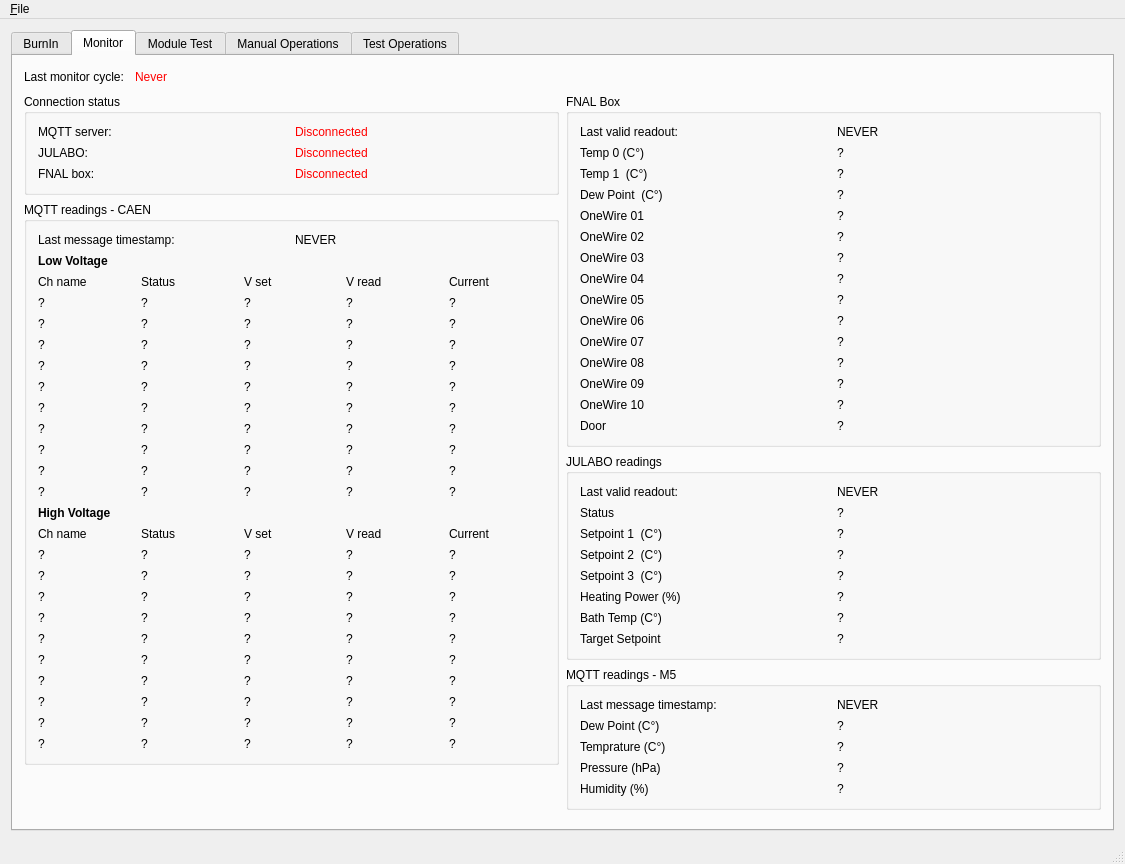
The window that GUI.ui (pisaoutertracker/BurnIn_Controller) describes before a commit, drawn with Qt 5.
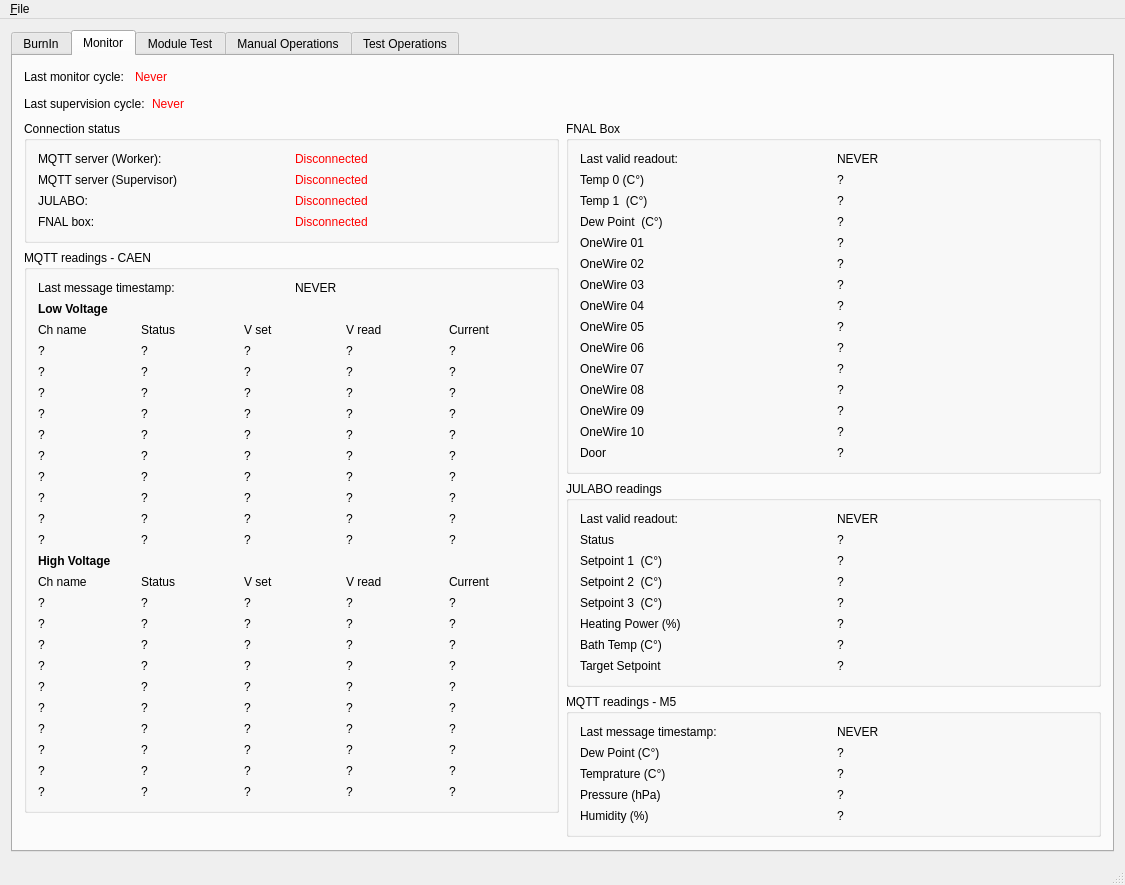
The same window after the commit. The open tabs and pages were chosen to show the change. Icons and pictures are not drawn. Custom widgets are drawn as their Qt base class.

Commit message: Major fix to supervisor module

Patch:
```diff
--- a/GUI.ui
+++ b/GUI.ui
@@ -738,6 +738,40 @@
           </item>
          </layout>
         </item>
+        <item>
+         <layout class="QHBoxLayout" name="horizontalLayout_16">
+          <item>
+           <widget class="QLabel" name="label_87">
+            <property name="text">
+             <string>Last supervision cycle:</string>
+            </property>
+           </widget>
+          </item>
+          <item>
+           <widget class="QLabel" name="LastSupervision_tag">
+            <property name="styleSheet">
+             <string notr="true">color: rgb(255, 0, 0);</string>
+            </property>
+            <property name="text">
+             <string>Never</string>
+            </property>
+           </widget>
+          </item>
+          <item>
+           <spacer name="horizontalSpacer_18">
+            <property name="orientation">
+             <enum>Qt::Horizontal</enum>
+            </property>
+            <property name="sizeHint" stdset="0">
+             <size>
+              <width>40</width>
+              <height>20</height>
+             </size>
+            </property>
+           </spacer>
+          </item>
+         </layout>
+        </item>
         <item>
          <layout class="QHBoxLayout" name="horizontalLayout_7">
           <item>
@@ -753,13 +787,20 @@
                <string>Connection status</string>
               </property>
               <layout class="QGridLayout" name="gridLayout">
-               <item row="1" column="0">
+               <item row="2" column="0">
                 <widget class="QLabel" name="label_9">
                  <property name="text">
                   <string>JULABO:</string>
                  </property>
                 </widget>
                </item>
+               <item row="0" column="0">
+                <widget class="QLabel" name="label_8">
+                 <property name="text">
+                  <string>MQTT server (Worker):</string>
+                 </property>
+                </widget>
+               </item>
                <item row="0" column="1">
                 <widget class="QLabel" name="MQTTConn_tag">
                  <property name="styleSheet">
@@ -770,21 +811,14 @@
                  </property>
                 </widget>
                </item>
-               <item row="2" column="0">
+               <item row="3" column="0">
                 <widget class="QLabel" name="label_10">
                  <property name="text">
                   <string>FNAL box:</string>
                  </property>
                 </widget>
                </item>
-               <item row="0" column="0">
-                <widget class="QLabel" name="label_8">
-                 <property name="text">
-                  <string>MQTT server:</string>
-                 </property>
-                </widget>
-               </item>
-               <item row="2" column="1">
+               <item row="3" column="1">
                 <widget class="QLabel" name="FNALConn_tag">
                  <property name="styleSheet">
                   <string notr="true">color: rgb(255, 0, 0);</string>
@@ -794,7 +828,7 @@
                  </property>
                 </widget>
                </item>
-               <item row="1" column="1">
+               <item row="2" column="1">
                 <widget class="QLabel" name="JULABOConn_tag">
                  <property name="accessibleDescription">
                   <string>color: rgb(255, 0, 0);</string>
@@ -807,6 +841,23 @@
                  </property>
                 </widget>
                </item>
+               <item row="1" column="0">
+                <widget class="QLabel" name="label_85">
+                 <property name="text">
+                  <string>MQTT server (Supervisor)</string>
+                 </property>
+                </widget>
+               </item>
+               <item row="1" column="1">
+                <widget class="QLabel" name="MQTTSConn_tag">
+                 <property name="styleSheet">
+                  <string notr="true">color: rgb(255, 0, 0);</string>
+                 </property>
+                 <property name="text">
+                  <string>Disconnected</string>
+                 </property>
+                </widget>
+               </item>
               </layout>
              </widget>
             </item>
@@ -2083,7 +2134,7 @@
              </widget>
             </item>
             <item>
-             <spacer name="verticalSpacer_6">
+             <spacer name="verticalSpacer_3">
               <property name="orientation">
                <enum>Qt::Vertical</enum>
               </property>
@@ -2100,7 +2151,7 @@
          </layout>
         </item>
         <item>
-         <spacer name="verticalSpacer_3">
+         <spacer name="verticalSpacer_6">
           <property name="orientation">
            <enum>Qt::Vertical</enum>
           </property>
```
Left out of the diff: 4 changed lines with no effect on the pictures. The commit also changes 6 other files.
